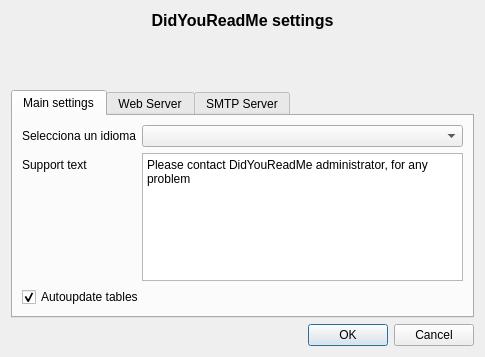
Old version of the form ui/frmSettings.ui in the repository turulomio/didyoureadme.
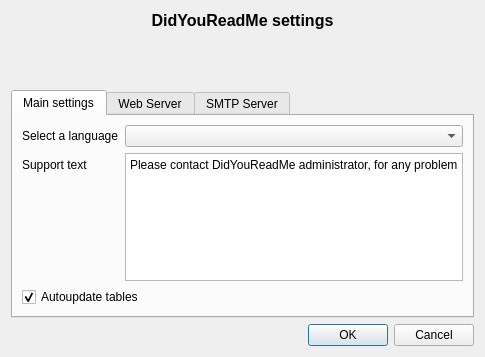
New version of the form. Icons and pictures are not drawn.

What changed in the file:
```diff
--- a/ui/frmSettings.ui
+++ b/ui/frmSettings.ui
@@ -117,7 +117,7 @@
            <item row="0" column="0">
             <widget class="QLabel" name="label_2">
              <property name="text">
-              <string>Selecciona un idioma</string>
+              <string>Select a language</string>
              </property>
             </widget>
            </item>
@@ -144,8 +144,8 @@
               <string>&lt;!DOCTYPE HTML PUBLIC &quot;-//W3C//DTD HTML 4.0//EN&quot; &quot;http://www.w3.org/TR/REC-html40/strict.dtd&quot;&gt;
 &lt;html&gt;&lt;head&gt;&lt;meta name=&quot;qrichtext&quot; content=&quot;1&quot; /&gt;&lt;style type=&quot;text/css&quot;&gt;
 p, li { white-space: pre-wrap; }
-&lt;/style&gt;&lt;/head&gt;&lt;body style=&quot; font-family:'Sans Serif'; font-size:9pt; font-weight:400; font-style:normal;&quot;&gt;
-&lt;p style=&quot; margin-top:0px; margin-bottom:0px; margin-left:0px; margin-right:0px; -qt-block-indent:0; text-indent:0px;&quot;&gt;Please contact DidYouReadMe administrator, for any problem&lt;/p&gt;&lt;/body&gt;&lt;/html&gt;</string>
+&lt;/style&gt;&lt;/head&gt;&lt;body style=&quot; font-family:'MS Shell Dlg 2'; font-size:8.25pt; font-weight:400; font-style:normal;&quot;&gt;
+&lt;p style=&quot; margin-top:0px; margin-bottom:0px; margin-left:0px; margin-right:0px; -qt-block-indent:0; text-indent:0px;&quot;&gt;&lt;span style=&quot; font-family:'Sans Serif'; font-size:9pt;&quot;&gt;Please contact DidYouReadMe administrator, for any problem&lt;/span&gt;&lt;/p&gt;&lt;/body&gt;&lt;/html&gt;</string>
              </property>
             </widget>
            </item>
```
Left out of the diff: 2 changed lines with no effect on the pictures.
